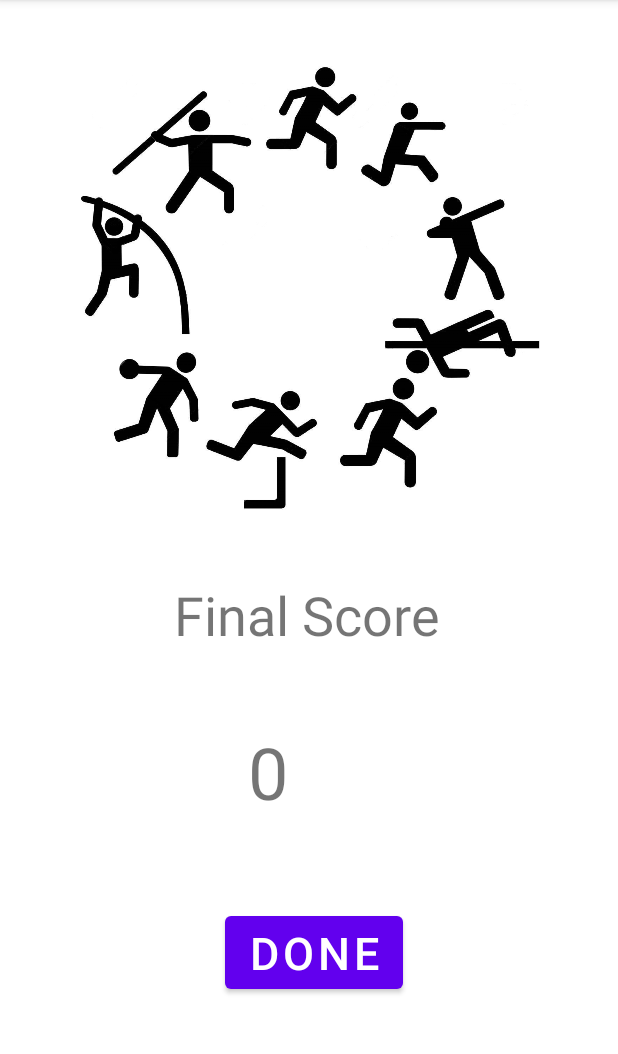
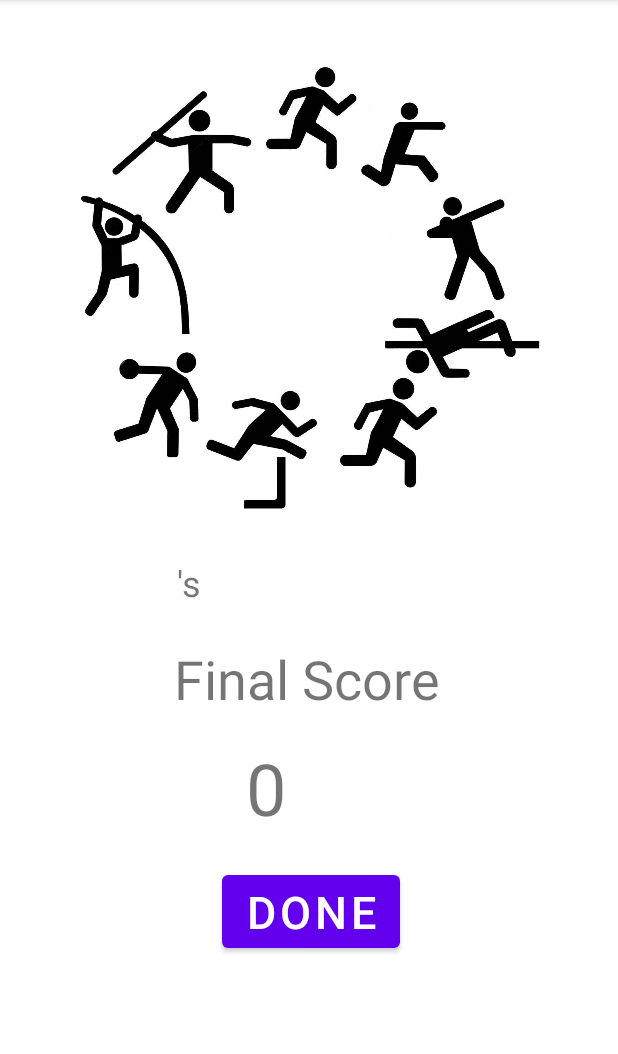
Before and after one commit to willmoller/Decathlon_Android, an Android app: the FinalScore screen opened directly, with no data from a screen before it, on a phone screen of 412 x 824 dp, the part 84-1138 px from its top. Run offline under Robolectric (Android 15) with nearby library versions, the light colour scheme and no system bars.

Commit message:
Shared Preferences now properly saving name and passing it to final Activity when playing full game.

```diff
--- a/app/src/main/java/com/example/encore/FinalScore.java
+++ b/app/src/main/java/com/example/encore/FinalScore.java
@@ -3,6 +3,7 @@ package com.example.encore;
 import androidx.appcompat.app.AppCompatActivity;
 
 import android.content.Intent;
+import android.content.SharedPreferences;
 import android.os.Bundle;
 import android.view.View;
 import android.widget.Button;
@@ -11,13 +12,24 @@ import android.widget.TextView;
 public class FinalScore extends AppCompatActivity {
 
     private int finalScore;
-    private TextView finalScoreText;
+    private TextView finalScoreText, tvName;
     private Button done;
+    SharedPreferences mPreferences;
+    private String sharedPrefFile = "com.example.encore.sharedPrefs";
+    private String name = "";
+    private String NAME_KEY = "name";
 
     @Override
     protected void onCreate(Bundle savedInstanceState) {
         super.onCreate(savedInstanceState);
         setContentView(R.layout.activity_final_score);
+
+        tvName = (TextView) findViewById(R.id.tvFinalScoreName);
+
+        mPreferences = getSharedPreferences(sharedPrefFile, MODE_PRIVATE);
+        // shared preferences to get the user's name on each play, no need to re-type after first time.
+        name = mPreferences.getString(NAME_KEY, "");
+        tvName.setText(String.format(name) + "'s");
 
         done = (Button) findViewById(R.id.buttonReturnHome);
 
--- a/app/src/main/java/com/example/encore/MainActivity.java
+++ b/app/src/main/java/com/example/encore/MainActivity.java
@@ -63,6 +63,10 @@ public class MainActivity extends AppCompatActivity implements AdapterView.OnIte
         });
 
         fullGame.setOnClickListener(v -> {
+            name = tvName.getText().toString();
+            SharedPreferences.Editor prefEditor = mPreferences.edit();
+            prefEditor.putString(NAME_KEY, name);
+            prefEditor.apply();
             isFullGame = true;
             intent = new Intent(MainActivity.this, Event100Metres.class);
             intent.putExtra("isFullGame", isFullGame);
@@ -129,12 +133,12 @@ public class MainActivity extends AppCompatActivity implements AdapterView.OnIte
             Intent browserIntent = new Intent(Intent.ACTION_VIEW, Uri.parse("https://knizia.de/wp-content/uploads/reiner/pdfs/Knizia-Website-Decathlon.pdf"));
             startActivity(browserIntent);
         });
-
     }
 
     @Override
     protected void onPause(){
         super.onPause();
+        name = tvName.getText().toString();
         SharedPreferences.Editor prefEditor = mPreferences.edit();
         prefEditor.putString(NAME_KEY, name);
         prefEditor.apply();
--- a/app/src/main/res/layout/activity_final_score.xml
+++ b/app/src/main/res/layout/activity_final_score.xml
@@ -2,6 +2,7 @@
 <androidx.constraintlayout.widget.ConstraintLayout xmlns:android="http://schemas.android.com/apk/res/android"
     xmlns:app="http://schemas.android.com/apk/res-auto"
     xmlns:tools="http://schemas.android.com/tools"
+    android:id="@+id/tvFinalName"
     android:layout_width="match_parent"
     android:layout_height="match_parent"
     tools:context=".FinalScore">
@@ -10,9 +11,9 @@
         android:id="@+id/buttonReturnHome"
         android:layout_width="wrap_content"
         android:layout_height="wrap_content"
-        android:layout_marginStart="150dp"
-        android:layout_marginLeft="150dp"
-        android:layout_marginTop="58dp"
+        android:layout_marginStart="148dp"
+        android:layout_marginLeft="148dp"
+        android:layout_marginTop="20dp"
         android:text="Done"
         android:textSize="30sp"
         app:layout_constraintStart_toStartOf="parent"
@@ -24,7 +25,7 @@
         android:layout_height="wrap_content"
         android:layout_marginStart="116dp"
         android:layout_marginLeft="116dp"
-        android:layout_marginTop="45dp"
+        android:layout_marginTop="88dp"
         android:text="Final Score"
         android:textSize="36sp"
         app:layout_constraintStart_toStartOf="parent"
@@ -34,9 +35,9 @@
         android:id="@+id/tvFinalScore"
         android:layout_width="wrap_content"
         android:layout_height="wrap_content"
-        android:layout_marginStart="165dp"
-        android:layout_marginLeft="165dp"
-        android:layout_marginTop="48dp"
+        android:layout_marginStart="164dp"
+        android:layout_marginLeft="164dp"
+        android:layout_marginTop="16dp"
         android:text="000"
         android:textSize="48sp"
         app:layout_constraintStart_toStartOf="parent"
@@ -51,4 +52,16 @@
         app:layout_constraintStart_toStartOf="parent"
         app:layout_constraintTop_toTopOf="parent"
         app:srcCompat="@drawable/poster4" />
+
+    <TextView
+        android:id="@+id/tvFinalScoreName"
+        android:layout_width="wrap_content"
+        android:layout_height="wrap_content"
+        android:layout_marginStart="118dp"
+        android:layout_marginLeft="118dp"
+        android:layout_marginTop="32dp"
+        android:text="Your Name Here"
+        android:textSize="24sp"
+        app:layout_constraintStart_toStartOf="parent"
+        app:layout_constraintTop_toBottomOf="@+id/imageView4" />
 </androidx.constraintlayout.widget.ConstraintLayout>
```
